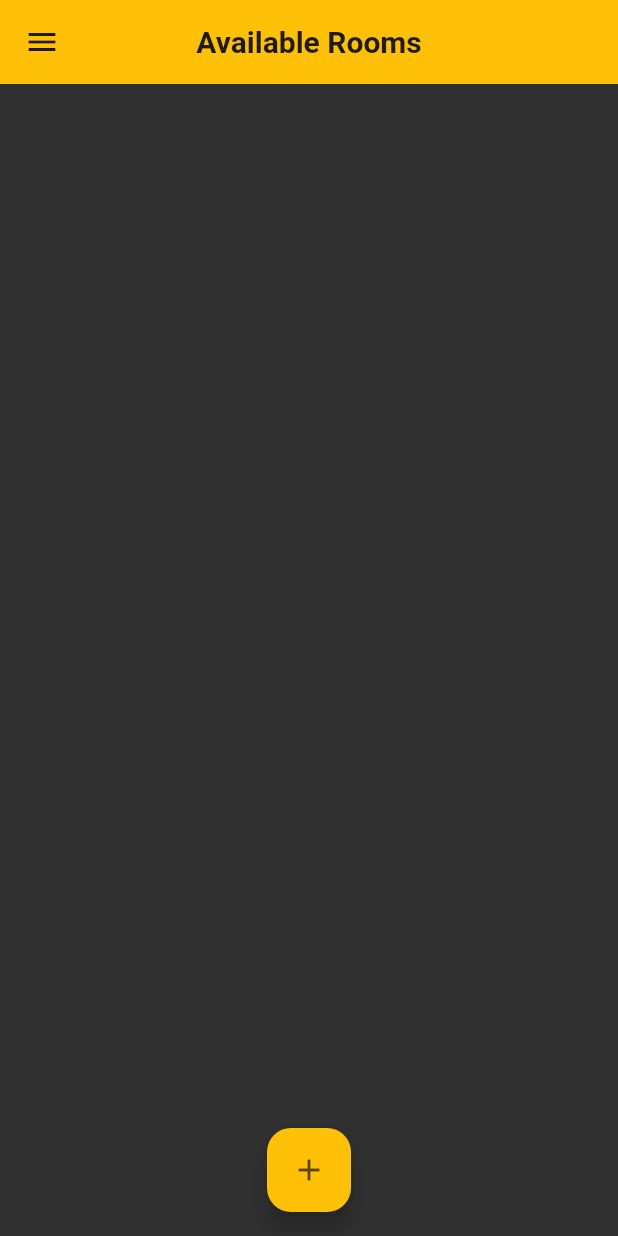
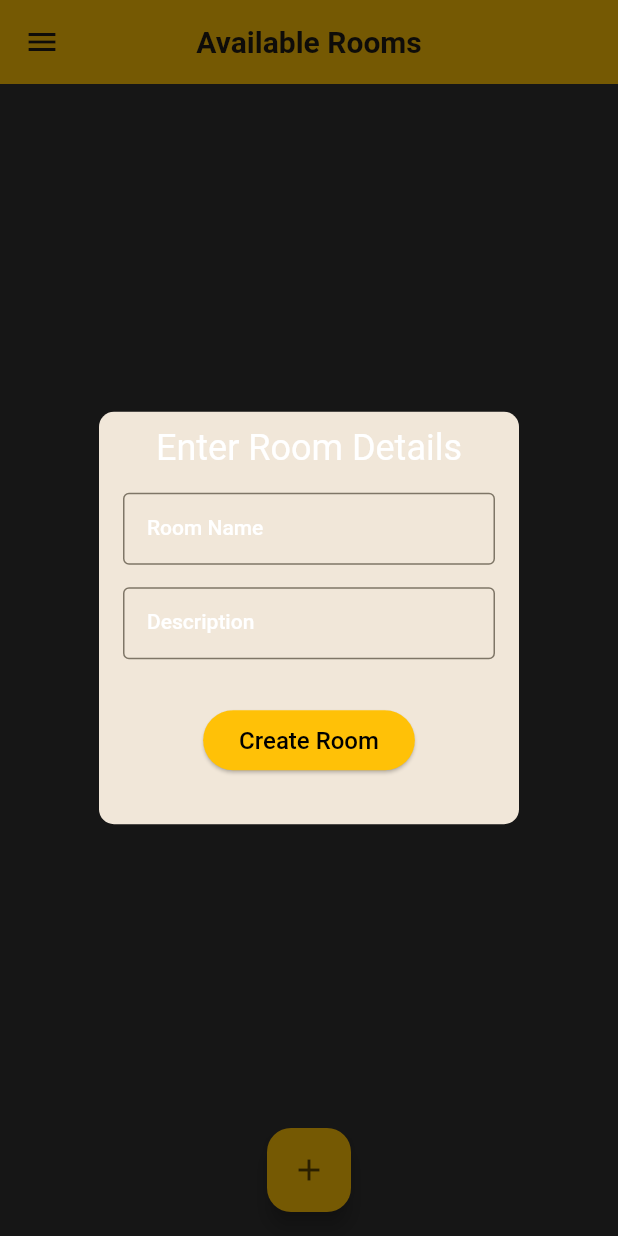
Before and after one commit to chandansgowda/audioroom, a Flutter app: the screen it shows after launch, after a tap on the "add" icon, on a phone screen of 412 x 824 dp. Run offline on Flutter 3.47's test engine with Material 2 defaults, Android fonts, the phone set to English and light mode, and no system bars; our stand-ins replace cloud_firestore, firebase_core, get; missing offline and left inert: dart_jsonwebtoken; accounts and stored records are empty.

Commit message:
implemented create room functionality

```diff
--- a/lib/screens/home_screen.dart
+++ b/lib/screens/home_screen.dart
@@ -1,5 +1,8 @@
+import 'package:audioroom/widgets/create_room_dialog.dart';
 import 'package:cloud_firestore/cloud_firestore.dart';
 import 'package:flutter/material.dart';
+import 'package:get/get.dart';
+import 'package:get/get_core/src/get_main.dart';
 
 import '../widgets/room_list_card.dart';
 
@@ -21,6 +24,11 @@ class HomeScreen extends StatelessWidget {
       floatingActionButton: FloatingActionButton(
         onPressed: () {
           //TODO: Add API Call to Create Room
+          Get.defaultDialog(
+              title: 'Enter Room Details',
+              titlePadding: EdgeInsets.only(top: 10),
+              content: CreateRoomDialog(),
+              radius: 10.0);
         },
         child: Icon(Icons.add),
         backgroundColor: Colors.amber,
--- a/lib/screens/room_screen.dart
+++ b/lib/screens/room_screen.dart
@@ -1,13 +1,17 @@
+import 'package:audioroom/models/room.dart';
 import 'package:audioroom/services/api_service.dart';
+import 'package:audioroom/services/room_service.dart';
 import 'package:flutter/material.dart';
 
 class SingleRoomScreen extends StatelessWidget {
+  late final Room room;
+  SingleRoomScreen(this.room);
 
   @override
   Widget build(BuildContext context) {
     return Scaffold(
       appBar: AppBar(
-        title: Text("Room Name", style: TextStyle(fontWeight: FontWeight.w600),),
+        title: Text(room.name, style: TextStyle(fontWeight: FontWeight.w600),),
         backgroundColor: Colors.amber,
       ),
     );
--- a/lib/services/api_service.dart
+++ b/lib/services/api_service.dart
@@ -7,14 +7,14 @@ import 'package:http/http.dart' as http;
 
 class ApiService{
 
-  Future createRoom() async{
+  static Future createLkRoom({required String name, required String metaData}) async{
     final url = Uri.parse("$lkApiUri/livekit.RoomService/CreateRoom");
     final token = JwtService().createJwtToken();
     final requestBody = jsonEncode({
-      "name": "Sample Room Name",
+      "name": name,
       "empty_timeout": 300,
       "max_participants": 100,
-      "metadata": "Room Description"
+      "metadata": metaData
     });
     var response = await http.post(
       url,
@@ -25,10 +25,11 @@ class ApiService{
       },
       body: requestBody
     );
+    print("LiveKit CreateRoom Endpoint Hit. Here is the response\n");
     print(response.body);
   }
 
-  Future deleteRoom() async{
+  static Future deleteLkRoom() async{
     final url = Uri.parse("$lkApiUri/livekit.RoomService/DeleteRoom");
     final token = JwtService().createJwtToken();
     final requestBody = jsonEncode({"room":"Sample Room Name"});
@@ -41,6 +42,7 @@ class ApiService{
         },
         body: requestBody
     );
+    print("LiveKit DeleteRoom Endpoint Hit. Here is the response\n");
     print(response.body);
   }
 
--- a/lib/services/jwt_service.dart
+++ b/lib/services/jwt_service.dart
@@ -5,10 +5,12 @@ class JwtService{
   String createJwtToken(){
     final jwt = JWT(
 
-      // Payload
+      // Payload - TODO: This has to be changed for different functions
       {
         "video": {
-          "roomCreate": true
+          "roomCreate": true,
+          "roomAdmin": true,
+          "roomList": true
         }
       },
 
--- /dev/null
+++ b/lib/services/room_service.dart
@@ -0,0 +1,32 @@
+import 'package:audioroom/services/api_service.dart';
+import 'package:cloud_firestore/cloud_firestore.dart';
+import 'package:get/get.dart';
+import 'package:get/get_core/src/get_main.dart';
+
+import '../models/room.dart';
+import '../screens/room_screen.dart';
+
+class RoomService{
+
+  static final db = FirebaseFirestore.instance;
+
+  static Future createRoom({required String name, required String description}) async{
+
+    await ApiService.createLkRoom(name: name, metaData: description);
+
+    print("Creating Room on Firebase Firestore");
+    await db.collection('spaces').doc("Room Name").set({
+      "name": name,
+      "token": "tokentobechanges",
+      "description": description,
+      "total_participants": 99
+    }
+    );
+
+    print("Creating room class");
+    Room room = Room(name: name, description: description);
+
+    print("Navigating to Single Room Screen");
+    Get.to(() => SingleRoomScreen(room));
+  }
+}
--- /dev/null
+++ b/lib/widgets/create_room_dialog.dart
@@ -0,0 +1,77 @@
+import 'package:audioroom/services/room_service.dart';
+import 'package:flutter/material.dart';
+
+class CreateRoomDialog extends StatefulWidget {
+  @override
+  State<CreateRoomDialog> createState() => _CreateRoomDialogState();
+}
+
+class _CreateRoomDialogState extends State<CreateRoomDialog> {
+  TextEditingController nameController = TextEditingController();
+
+  TextEditingController descriptionController = TextEditingController();
+
+  bool _isLoading = false;
+
+  @override
+  Widget build(BuildContext context) {
+    return (!_isLoading)
+        ? Padding(
+            padding: const EdgeInsets.all(8.0),
+            child: Column(
+              mainAxisSize: MainAxisSize.min,
+              children: [
+                TextField(
+                  controller: nameController,
+                  keyboardType: TextInputType.text,
+                  maxLines: 1,
+                  decoration: const InputDecoration(
+                      labelText: 'Room Name',
+                      labelStyle: TextStyle(color: Colors.white),
+                      hintMaxLines: 1,
+                      border: OutlineInputBorder(
+                          borderSide:
+                              BorderSide(color: Colors.green, width: 4.0))),
+                ),
+                const SizedBox(
+                  height: 15.0,
+                ),
+                TextField(
+                  controller: descriptionController,
+                  keyboardType: TextInputType.text,
+                  maxLines: 1,
+                  decoration: const InputDecoration(
+                      labelText: 'Description',
+                      labelStyle: TextStyle(color: Colors.white),
+                      hintMaxLines: 1,
+                      border: OutlineInputBorder(
+                          borderSide:
+                              BorderSide(color: Colors.green, width: 4.0))),
+                ),
+                const SizedBox(
+                  height: 30.0,
+                ),
+                ElevatedButton(
+                  onPressed: () {
+                    setState(() {
+                      _isLoading = true;
+                    });
+                    RoomService.createRoom(
+                        name: nameController.text,
+                        description: descriptionController.text);
+                  },
+                  style:
+                      ElevatedButton.styleFrom(backgroundColor: Colors.amber),
+                  child: const Text(
+                    'Create Room',
+                    style: TextStyle(color: Colors.black, fontSize: 16.0),
+                  ),
+                )
+              ],
+            ),
+          )
+        : Center(
+            child: const CircularProgressIndicator(),
+          );
+  }
+}
--- a/lib/widgets/room_list_card.dart
+++ b/lib/widgets/room_list_card.dart
@@ -2,6 +2,8 @@ import 'package:audioroom/screens/room_screen.dart';
 import 'package:flutter/material.dart';
 import 'package:get/get.dart';
 import 'package:get/get_core/src/get_main.dart';
+
+import '../models/room.dart';
 
 class RoomListCard extends StatelessWidget {
   final String roomName;
@@ -17,7 +19,8 @@ class RoomListCard extends StatelessWidget {
   Widget build(BuildContext context) {
     return InkWell(
       onTap: () {
-        Get.to(SingleRoomScreen());
+        Room room = Room(name: roomName, description: roomDescription);
+        Get.to(SingleRoomScreen(room));
       },
       child: Padding(
         padding: const EdgeInsets.symmetric(horizontal: 8, vertical: 3),
```
Also changed, not shown: pubspec.lock.
